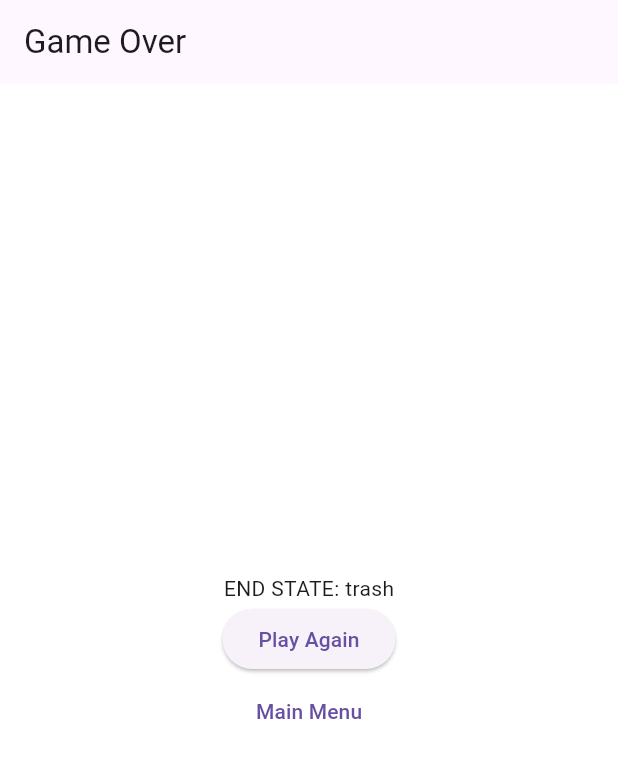
After one commit to davefaliskie/go_green, a Flutter app: the EndScreen screen opened by its route, on a phone screen of 412 x 824 dp. The commit adds this screen. Shown: the top 758 px of the screen. Run offline on Flutter 3.47's test engine with Material 3 defaults, Android fonts, the phone set to English and light mode, and no system bars; our stand-ins replace go_router; missing offline and left inert: flame.

Commit message:
Setup End Screen Navigation

```diff
--- a/lib/game/sprites/bin.dart
+++ b/lib/game/sprites/bin.dart
@@ -2,6 +2,7 @@ import 'package:flame/components.dart';
 import 'package:flutter/foundation.dart';
 import 'package:go_green/game/sprites/obstacle.dart';
 import 'package:go_green/game/sprites/player.dart';
+import 'package:go_green/game_end_state.dart';
 
 class BinTrash extends Obstacle {
   BinTrash() : super(spritePath: 'bin_trash.png');
@@ -14,6 +15,7 @@ class BinTrash extends Obstacle {
     if (other is Player) {
       other.removeFromParent();
       // End State set
+      game.endCallback(GameEndState.trash);
       debugPrint("Hit TRASH");
     }
     super.onCollisionStart(intersectionPoints, other);
@@ -32,6 +34,7 @@ class BinRecycle extends Obstacle {
       other.removeFromParent();
       debugPrint("Hit Recycling Bin!");
       // Win State set
+      game.endCallback(GameEndState.recycle);
     }
     super.onCollisionStart(intersectionPoints, other);
   }
--- a/lib/game/sprites/obstacle.dart
+++ b/lib/game/sprites/obstacle.dart
@@ -4,6 +4,7 @@ import 'package:flutter/foundation.dart';
 import 'package:go_green/constants.dart';
 import 'package:go_green/game/go_green_game.dart';
 import 'package:go_green/game/sprites/player.dart';
+import 'package:go_green/game_end_state.dart';
 
 class Obstacle extends SpriteComponent
     with HasGameRef<GoGreenGame>, CollisionCallbacks {
@@ -43,6 +44,7 @@ class ObstacleTrash extends Obstacle {
     if (other is Player) {
       other.removeFromParent();
       // End State set
+      game.endCallback(GameEndState.trash);
       debugPrint("TRASH object Was hit");
     }
     super.onCollisionStart(intersectionPoints, other);
@@ -63,6 +65,7 @@ class ObstacleWater extends Obstacle {
     if (other is Player) {
       other.removeFromParent();
       // End State set
+      game.endCallback(GameEndState.water);
       debugPrint("WATER object Was hit");
     }
     super.onCollisionStart(intersectionPoints, other);
@@ -83,6 +86,7 @@ class ObstacleFire extends Obstacle {
     if (other is Player) {
       other.removeFromParent();
       // End State set
+      game.endCallback(GameEndState.fire);
       debugPrint("FIRE object Was hit");
     }
     super.onCollisionStart(intersectionPoints, other);
--- /dev/null
+++ b/lib/game_end_state.dart
@@ -0,0 +1,6 @@
+enum GameEndState {
+  trash,
+  water,
+  fire,
+  recycle,
+}
--- a/lib/router.dart
+++ b/lib/router.dart
@@ -1,10 +1,16 @@
 import 'package:go_green/game/game_screen.dart';
+import 'package:go_green/game_end_state.dart';
+import 'package:go_green/views/end_screen.dart';
 import 'package:go_green/views/menu_screen.dart';
 import 'package:go_router/go_router.dart';
 
 enum AppRoute {
   menu,
   game,
+  endTrash,
+  endWater,
+  endFire,
+  endRecycle,
 }
 
 GoRouter goRouter() {
@@ -27,6 +33,38 @@ GoRouter goRouter() {
           child: const MenuScreen(),
         ),
       ),
+      GoRoute(
+        path: '/endTrash',
+        name: AppRoute.endTrash.name,
+        pageBuilder: (context, state) => NoTransitionPage<void>(
+          key: state.pageKey,
+          child: const EndScreen(gameEndState: GameEndState.trash),
+        ),
+      ),
+      GoRoute(
+        path: '/endWater',
+        name: AppRoute.endWater.name,
+        pageBuilder: (context, state) => NoTransitionPage<void>(
+          key: state.pageKey,
+          child: const EndScreen(gameEndState: GameEndState.water),
+        ),
+      ),
+      GoRoute(
+        path: '/endFire',
+        name: AppRoute.endFire.name,
+        pageBuilder: (context, state) => NoTransitionPage<void>(
+          key: state.pageKey,
+          child: const EndScreen(gameEndState: GameEndState.fire),
+        ),
+      ),
+      GoRoute(
+        path: '/endRecycle',
+        name: AppRoute.endRecycle.name,
+        pageBuilder: (context, state) => NoTransitionPage<void>(
+          key: state.pageKey,
+          child: const EndScreen(gameEndState: GameEndState.recycle),
+        ),
+      ),
     ],
   );
 }
--- /dev/null
+++ b/lib/views/end_screen.dart
@@ -0,0 +1,49 @@
+import 'package:flutter/material.dart';
+import 'package:go_green/game_end_state.dart';
+import 'package:go_green/router.dart';
+import 'package:go_router/go_router.dart';
+
+class EndScreen extends StatefulWidget {
+  const EndScreen({
+    super.key,
+    required this.gameEndState,
+  });
+
+  final GameEndState gameEndState;
+
+  @override
+  State<EndScreen> createState() => _EndScreenState();
+}
+
+class _EndScreenState extends State<EndScreen> {
+  @override
+  Widget build(BuildContext context) {
+    return Scaffold(
+      appBar: AppBar(
+        title: const Text(
+          "Game Over",
+        ),
+      ),
+      body: Center(
+        child: Column(
+          mainAxisAlignment: MainAxisAlignment.center,
+          children: [
+            Text("END STATE: ${widget.gameEndState.name}"),
+            ElevatedButton(
+              onPressed: () {
+                context.goNamed(AppRoute.game.name);
+              },
+              child: const Text("Play Again"),
+            ),
+            TextButton(
+              onPressed: () {
+                context.goNamed(AppRoute.menu.name);
+              },
+              child: const Text("Main Menu"),
+            )
+          ],
+        ),
+      ),
+    );
+  }
+}
```
Also changed, not shown: lib/game/game_screen.dart (+21 -1 lines), lib/game/go_green_game.dart (+6 -2 lines).
